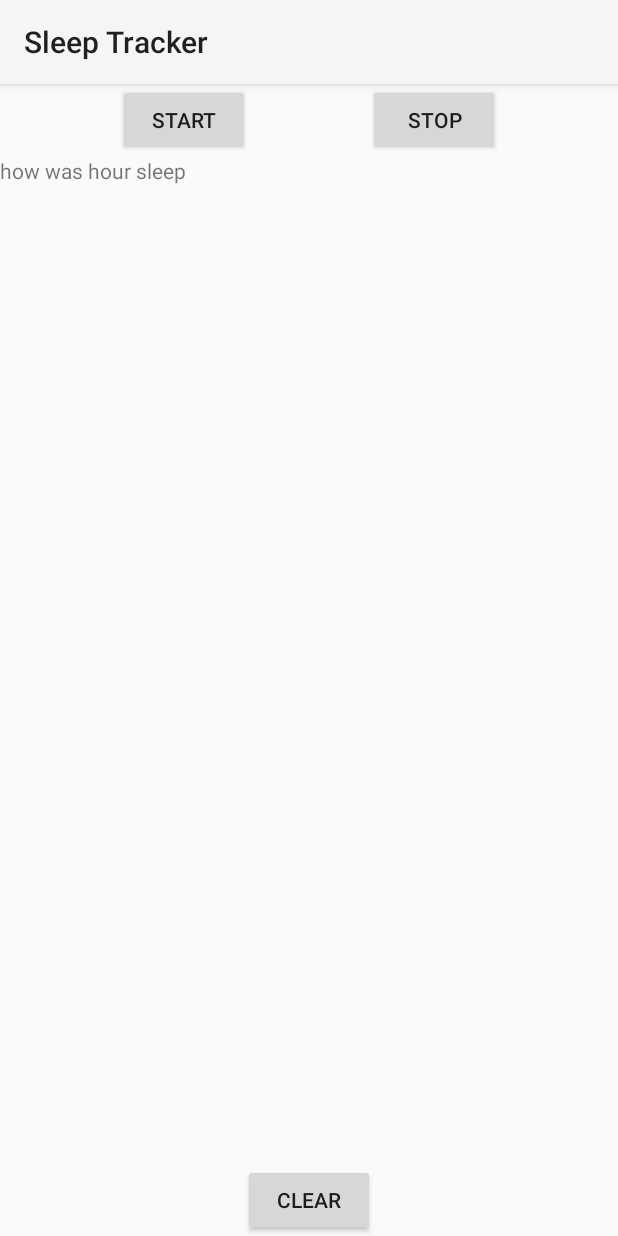
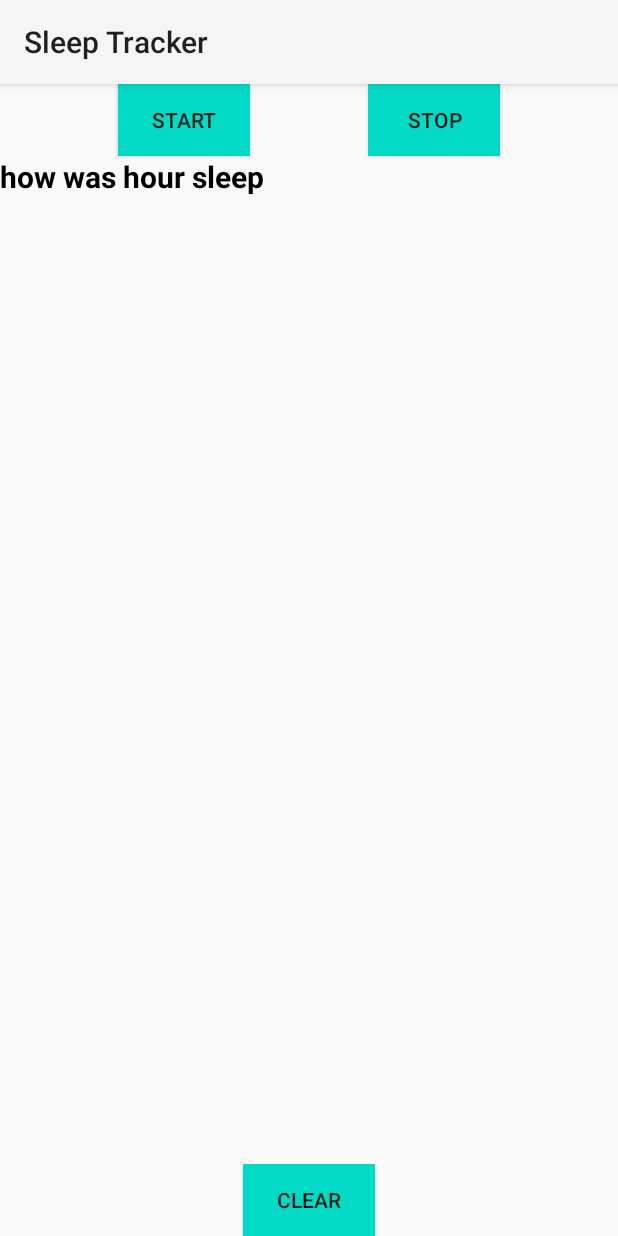
Before and after one commit to raashidbaba/Sleep_Tracker, an Android app: the fragment SleepTrackerFragment shown on its own in the app's theme, on a phone screen of 412 x 824 dp. Run offline under Robolectric (Android 15) with nearby library versions, the phone set to English and light mode, and no system bars; our stand-ins replace data binding.

Commit message:
design changes

```diff
--- a/app/src/main/res/layout/fragmnet_sleep_tracker.xml
+++ b/app/src/main/res/layout/fragmnet_sleep_tracker.xml
@@ -41,7 +41,9 @@
                 android:id="@+id/textview"
                 android:layout_width="match_parent"
                 android:layout_height="wrap_content"
-
+                android:textSize="20sp"
+                android:textStyle="bold"
+                android:textColor="@color/black"
                 android:text="how was hour sleep" />
         </ScrollView>
 
@@ -49,30 +51,33 @@
              from the ViewModel. The click handler is in the ViewModel as well, and
              you can set it for the Views using this lambda pattern. -->
 
-        <Button
+        <androidx.appcompat.widget.AppCompatButton
             android:id="@+id/start_button"
             android:layout_width="wrap_content"
             android:layout_height="wrap_content"
             android:text="start"
+            android:background="@color/teal_200"
             app:layout_constraintBaseline_toBaselineOf="@id/stop_button"
             app:layout_constraintEnd_toStartOf="@+id/stop_button"
             app:layout_constraintHorizontal_chainStyle="spread"
             app:layout_constraintStart_toStartOf="parent" />
 
-        <Button
+        <androidx.appcompat.widget.AppCompatButton
             android:id="@+id/stop_button"
             android:layout_width="wrap_content"
             android:layout_height="wrap_content"
             android:text="stop"
+            android:background="@color/teal_200"
             app:layout_constraintEnd_toEndOf="parent"
             app:layout_constraintStart_toEndOf="@+id/start_button"
             app:layout_constraintTop_toTopOf="parent" />
 
-        <Button
+        <androidx.appcompat.widget.AppCompatButton
             android:id="@+id/clear_button"
             android:layout_width="wrap_content"
             android:layout_height="wrap_content"
             android:text="clear"
+            android:background="@color/teal_200"
             app:layout_constraintBottom_toBottomOf="parent"
             app:layout_constraintEnd_toEndOf="parent"
             app:layout_constraintStart_toStartOf="parent" />
```
